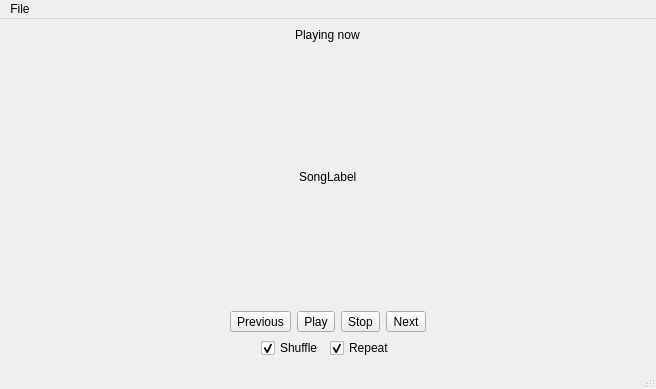
Above: design.ui from praetorg/pycli-music-player before the change. Below: the same form after it.
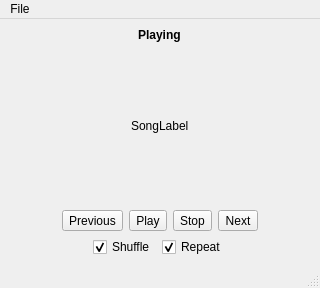
That is the form after the change. Icons and pictures are not drawn.

Commit message: Update gui, fix bug with termination while paused

```diff
--- a/design.ui
+++ b/design.ui
@@ -6,8 +6,8 @@
    <rect>
     <x>0</x>
     <y>0</y>
-    <width>656</width>
-    <height>389</height>
+    <width>320</width>
+    <height>288</height>
    </rect>
   </property>
   <property name="sizePolicy">
@@ -22,6 +22,12 @@
     <height>288</height>
    </size>
   </property>
+  <property name="maximumSize">
+   <size>
+    <width>16777215</width>
+    <height>291</height>
+   </size>
+  </property>
   <property name="windowTitle">
    <string>pyqt-music</string>
   </property>
@@ -45,6 +51,12 @@
      <height>240</height>
     </size>
    </property>
+   <property name="maximumSize">
+    <size>
+     <width>16777215</width>
+     <height>16777215</height>
+    </size>
+   </property>
    <property name="layoutDirection">
     <enum>Qt::LeftToRight</enum>
    </property>
@@ -59,10 +71,12 @@
         <property name="sizeConstraint">
          <enum>QLayout::SetMinimumSize</enum>
         </property>
+        <item>
+         <layout class="QVBoxLayout" name="verticalLayout_3">
         <item alignment="Qt::AlignHCenter|Qt::AlignTop">
          <widget class="QLabel" name="playingLabel">
           <property name="text">
-           <string>Playing now</string>
+             <string>&lt;html&gt;&lt;head/&gt;&lt;body&gt;&lt;p&gt;&lt;span style=&quot; font-weight:600;&quot;&gt;Playing&lt;/span&gt;&lt;/p&gt;&lt;/body&gt;&lt;/html&gt;</string>
           </property>
          </widget>
         </item>
@@ -71,7 +85,12 @@
           <property name="text">
            <string>SongLabel</string>
           </property>
-         </widget>
+            <property name="wordWrap">
+             <bool>false</bool>
+            </property>
+           </widget>
+          </item>
+         </layout>
         </item>
         <item>
          <layout class="QHBoxLayout" name="horizontalLayout_2">
@@ -250,7 +269,7 @@
     <rect>
      <x>0</x>
      <y>0</y>
-     <width>656</width>
+     <width>320</width>
      <height>27</height>
     </rect>
    </property>
```
Lines whose indentation alone changed are shown as unchanged. The commit also changes 3 other files.
